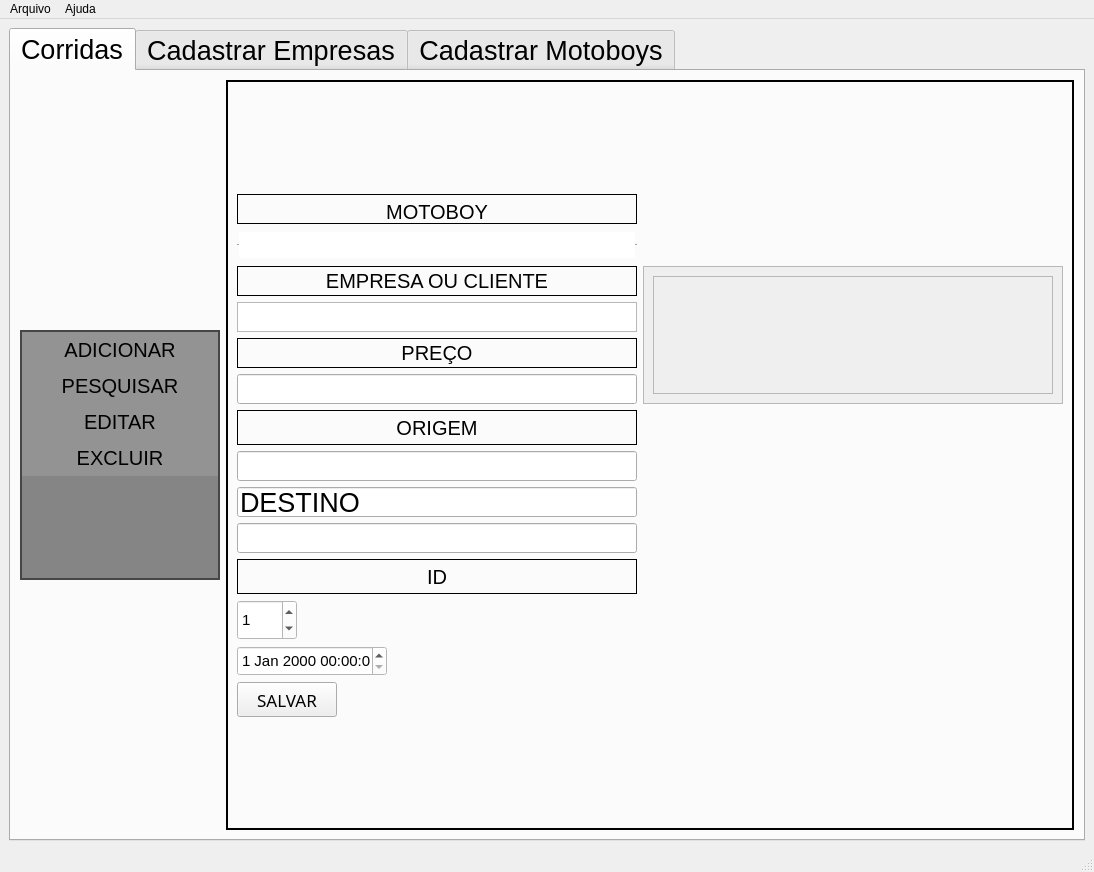
First picture: the form in telaPrincipal.ui, repository BrunoTiptc/SOS, before the edit.
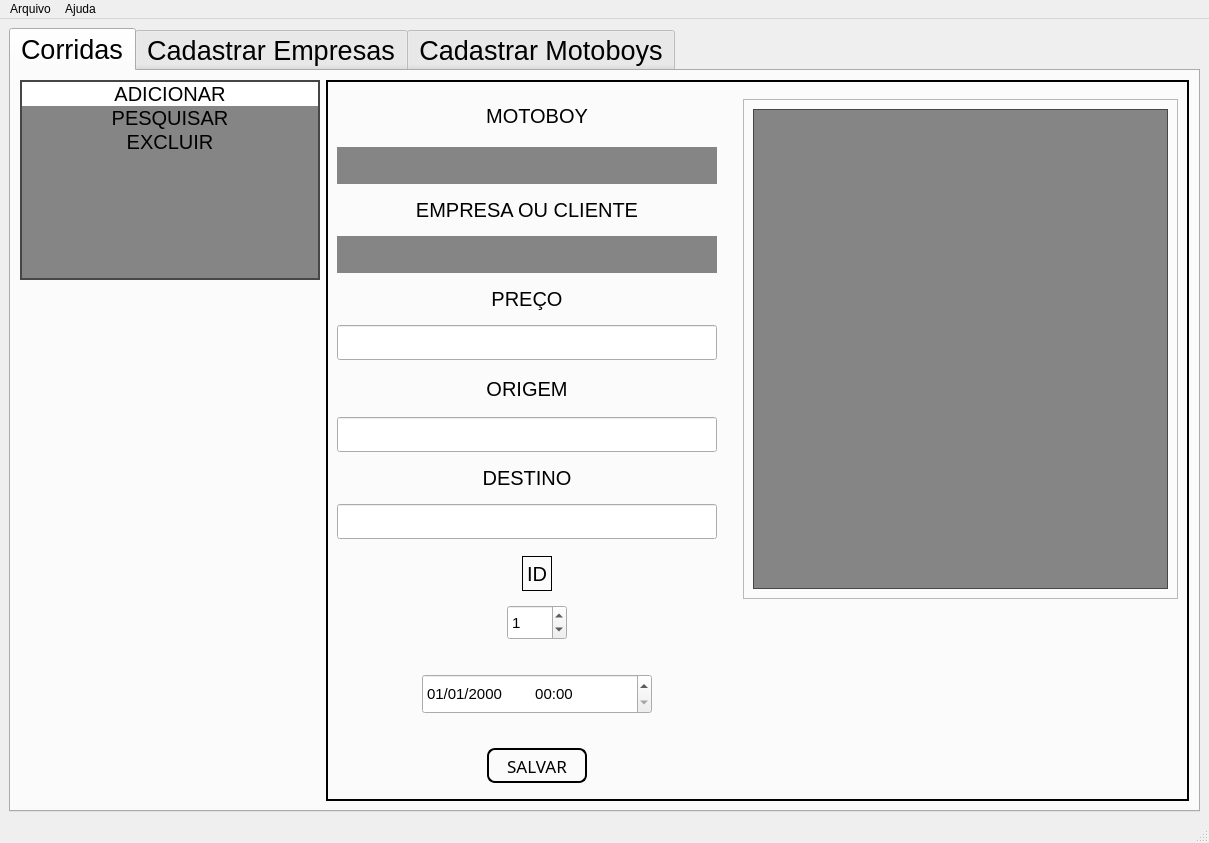
Second picture: the form after the edit. Icons and pictures are not drawn.

Commit message: Finaliza testes da versão para merge com a principal

What changed in the file:
```diff
--- a/telaPrincipal.ui
+++ b/telaPrincipal.ui
@@ -6,8 +6,8 @@
    <rect>
     <x>0</x>
     <y>0</y>
-    <width>1094</width>
-    <height>872</height>
+    <width>1209</width>
+    <height>843</height>
    </rect>
   </property>
   <property name="sizePolicy">
@@ -46,14 +46,14 @@
       </property>
       <property name="minimumSize">
        <size>
-        <width>700</width>
+        <width>800</width>
         <height>700</height>
        </size>
       </property>
       <property name="maximumSize">
        <size>
-        <width>16777215</width>
-        <height>16777215</height>
+        <width>1200</width>
+        <height>1000</height>
        </size>
       </property>
       <property name="font">
@@ -62,7 +62,30 @@
        </font>
       </property>
       <property name="styleSheet">
-       <string notr="true"/>
+       <string notr="true">QListWidget {
+    background-color: rgba(0, 0, 0, 120); /* fundo mais escuro para os itens */
+
+}
+
+QListWidget::item {
+background-image: url(:/Imagens/branco de fundo.png);
+color: #000000;
+    border: 2px solid #000000;
+    border-radius: 8px;
+    padding: 8px 16px;
+}
+
+QListWidget::item:hover {
+    background-color: rgba(100, 100, 255, 100); /* azul suave ao passar o mouse */
+    color: red;
+}
+
+QListWidget::item:selected {
+    background-color: 
+	color: rgb#ff0612;
+
+}
+</string>
       </property>
       <property name="currentIndex">
        <number>0</number>
@@ -78,18 +101,18 @@
         <string>Corridas</string>
        </attribute>
        <layout class="QHBoxLayout" name="horizontalLayout">
-        <item>
+        <item alignment="Qt::AlignmentFlag::AlignTop">
          <widget class="QListWidget" name="listWidget">
           <property name="minimumSize">
            <size>
-            <width>0</width>
-            <height>0</height>
+            <width>300</width>
+            <height>200</height>
            </size>
           </property>
           <property name="maximumSize">
            <size>
-            <width>200</width>
-            <height>250</height>
+            <width>300</width>
+            <height>200</height>
            </size>
           </property>
           <property name="palette">
@@ -189,16 +212,14 @@
            </font>
           </property>
           <property name="styleSheet">
-           <string notr="true">QListWidget {
-    background-color: rgba(0, 0, 0, 120); /* fundo mais escuro para os itens */
-
-}
-
+           <string notr="true">
 QListWidget::item {
-    background-color: rgba(255, 255, 255, 30); /* branco claro */
-    padding: 6px;
-    border: none;
-    color: black;
+	background-image: url(:/Imagens/branco de fundo.png);
+
+color: #000000;
+    border: 2px solid #000000;
+    border-radius: 8px;
+    padding: 8px 16px;
 }
 
 QListWidget::item:hover {
@@ -207,9 +228,10 @@
 }
 
 QListWidget::item:selected {
-    background-color: #0078D7; /* azul forte ao selecionar */
-    color: white;
-    border: none;
+    background-color: 
+	color: rgb
+	color: rgb(85, 255, 255);
+
 }
 </string>
           </property>
@@ -238,6 +260,15 @@
            <property name="textAlignment">
             <set>AlignCenter</set>
            </property>
+           <property name="background">
+            <brush brushstyle="SolidPattern">
+             <color alpha="255">
+              <red>255</red>
+              <green>255</green>
+              <blue>255</blue>
+             </color>
+            </brush>
+           </property>
            <property name="foreground">
             <brush brushstyle="SolidPattern">
              <color alpha="255">
@@ -262,17 +293,6 @@
             <iconset theme="QIcon::ThemeIcon::EditFind"/>
            </property>
           </item>
-          <item>
-           <property name="text">
-            <string>EDITAR</string>
-           </property>
-           <property name="textAlignment">
-            <set>AlignCenter</set>
-           </property>
-           <property name="icon">
-            <iconset theme="QIcon::ThemeIcon::MailMessageNew"/>
-           </property>
-          </item>
           <item>
            <property name="text">
             <string>EXCLUIR</string>
@@ -334,89 +354,7 @@
               <property name="bottomMargin">
                <number>7</number>
               </property>
-              <item row="10" column="0">
-               <widget class="QLineEdit" name="lineEdit">
-                <property name="maximumSize">
-                 <size>
-                  <width>400</width>
-                  <height>30</height>
-                 </size>
-                </property>
-                <property name="text">
-                 <string>DESTINO</string>
-                </property>
-               </widget>
-              </item>
-              <item row="2" column="0">
-               <widget class="QLabel" name="label">
-                <property name="sizePolicy">
-                 <sizepolicy hsizetype="Expanding" vsizetype="Expanding">
-                  <horstretch>0</horstretch>
-                  <verstretch>0</verstretch>
-                 </sizepolicy>
-                </property>
-                <property name="minimumSize">
-                 <size>
-                  <width>400</width>
-                  <height>0</height>
-                 </size>
-                </property>
-                <property name="maximumSize">
-                 <size>
-                  <width>400</width>
-                  <height>30</height>
-                 </size>
-                </property>
-                <property name="font">
-                 <font>
-                  <pointsize>15</pointsize>
-                 </font>
-                </property>
-                <property name="styleSheet">
-                 <string notr="true">background-color: qlineargradient(spread:pad, x1:0, y1:1, x2:0, y2:1, stop:0 rgba(18, 179, 172, 0), stop:1 rgba(255, 255, 255, 255));</string>
-                </property>
-                <property name="frameShape">
-                 <enum>QFrame::Shape::Box</enum>
-                </property>
-                <property name="text">
-                 <string>MOTOBOY</string>
-                </property>
-                <property name="textFormat">
-                 <enum>Qt::TextFormat::AutoText</enum>
-                </property>
-                <property name="alignment">
-                 <set>Qt::AlignmentFlag::AlignHCenter|Qt::AlignmentFlag::AlignTop</set>
-                </property>
-                <property name="textInteractionFlags">
-                 <set>Qt::TextInteractionFlag::LinksAccessibleByMouse</set>
-                </property>
-               </widget>
-              </item>
               <item row="5" column="0">
-               <widget class="QListWidget" name="listEmpresas">
-                <property name="minimumSize">
-                 <size>
-                  <width>400</width>
-                  <height>30</height>
-                 </size>
-                </property>
-                <property name="maximumSize">
-                 <size>
-                  <width>400</width>
-                  <height>30</height>
-                 </size>
-                </property>
-                <property name="font">
-                 <font>
-                  <pointsize>12</pointsize>
-                 </font>
-                </property>
-                <property name="styleSheet">
-                 <string notr="true">background-image: url(:/Imagens/branco de fundo.png);</string>
-                </property>
-               </widget>
-              </item>
-              <item row="6" column="0">
                <widget class="QLabel" name="label_4">
                 <property name="sizePolicy">
                  <sizepolicy hsizetype="Expanding" vsizetype="Expanding">
@@ -426,13 +364,13 @@
                 </property>
                 <property name="minimumSize">
                  <size>
-                  <width>400</width>
+                  <width>380</width>
                   <height>30</height>
                  </size>
                 </property>
                 <property name="maximumSize">
                  <size>
-                  <width>400</width>
+                  <width>380</width>
                   <height>30</height>
                  </size>
                 </property>
@@ -442,7 +380,7 @@
                  </font>
                 </property>
                 <property name="frameShape">
-                 <enum>QFrame::Shape::Box</enum>
+                 <enum>QFrame::Shape::NoFrame</enum>
                 </property>
                 <property name="text">
                  <string>PREÇO</string>
@@ -452,20 +390,61 @@
                 </property>
                </widget>
               </item>
-              <item row="0" column="0">
-               <spacer name="verticalSpacer">
-                <property name="orientation">
-                 <enum>Qt::Orientation::Vertical</enum>
+              <item row="4" column="0">
+               <widget class="QListWidget" name="listEmpresas">
+                <property name="minimumSize">
+                 <size>
+                  <width>380</width>
+                  <height>37</height>
+                 </size>
                 </property>
-                <property name="sizeHint" stdset="0">
+                <property name="maximumSize">
                  <size>
-                  <width>20</width>
-                  <height>40</height>
+                  <width>380</width>
+                  <height>37</height>
                  </size>
                 </property>
-               </spacer>
+                <property name="font">
+                 <font>
+                  <pointsize>11</pointsize>
+                 </font>
+                </property>
+                <property name="styleSheet">
+                 <string notr="true">background-image: url(:/Imagens/branco de fundo.png);</string>
+                </property>
+                <property name="frameShape">
+                 <enum>QFrame::Shape::NoFrame</enum>
+                </property>
+               </widget>
               </item>
-              <item row="8" column="0">
+              <item row="9" column="0">
+               <widget class="QLabel" name="label_15">
+                <property name="minimumSize">
+                 <size>
+                  <width>380</width>
+                  <height>30</height>
+                 </size>
+                </property>
+                <property name="maximumSize">
+                 <size>
+                  <width>380</width>
+                  <height>30</height>
+                 </size>
+                </property>
+                <property name="font">
+                 <font>
+                  <pointsize>15</pointsize>
+                 </font>
+                </property>
+                <property name="text">
+                 <string>DESTINO</string>
+                </property>
+                <property name="alignment">
+                 <set>Qt::AlignmentFlag::AlignCenter</set>
+                </property>
+               </widget>
+              </item>
+              <item row="7" column="0">
                <widget class="QLabel" name="label_5">
                 <property name="sizePolicy">
                  <sizepolicy hsizetype="Expanding" vsizetype="Expanding">
@@ -475,13 +454,13 @@
                 </property>
                 <property name="minimumSize">
                  <size>
-                  <width>400</width>
+                  <width>380</width>
                   <height>30</height>
                  </size>
                 </property>
                 <property name="maximumSize">
                  <size>
-                  <width>400</width>
+                  <width>380</width>
                   <height>35</height>
                  </size>
                 </property>
@@ -497,7 +476,7 @@
                  <bool>false</bool>
                 </property>
                 <property name="frameShape">
-                 <enum>QFrame::Shape::Box</enum>
+                 <enum>QFrame::Shape::NoFrame</enum>
                 </property>
                 <property name="text">
                  <string>ORIGEM</string>
@@ -507,8 +486,8 @@
                 </property>
                </widget>
               </item>
-              <item row="15" column="0">
-               <widget class="QDateTimeEdit" name="datahora">
+              <item row="8" column="0">
+               <widget class="QLineEdit" name="origem">
                 <property name="sizePolicy">
                  <sizepolicy hsizetype="Expanding" vsizetype="Expanding">
                   <horstretch>0</horstretch>
@@ -517,45 +496,14 @@
                 </property>
                 <property name="minimumSize">
                  <size>
-                  <width>150</width>
-                  <height>30</height>
+                  <width>380</width>
+                  <height>35</height>
                  </size>
                 </property>
                 <property name="maximumSize">
                  <size>
-                  <width>150</width>
-                  <height>30</height>
-                 </size>
-                </property>
-                <property name="font">
-                 <font>
-                  <pointsize>11</pointsize>
-                  <bold>false</bold>
-                 </font>
-                </property>
-                <property name="styleSheet">
-                 <string notr="true">background-color: rgb(255, 255, 255);</string>
-                </property>
-               </widget>
-              </item>
-              <item row="7" column="0">
-               <widget class="QLineEdit" name="preco">
-                <property name="sizePolicy">
-                 <sizepolicy hsizetype="Expanding" vsizetype="Expanding">
-                  <horstretch>0</horstretch>
-                  <verstretch>0</verstretch>
-                 </sizepolicy>
-                </property>
-                <property name="minimumSize">
-                 <size>
-                  <width>400</width>
-                  <height>30</height>
-                 </size>
-                </property>
-                <property name="maximumSize">
-                 <size>
-                  <width>400</width>
-                  <height>30</height>
+                  <width>380</width>
+                  <height>35</height>
                  </size>
                 </property>
                 <property name="font">
@@ -569,7 +517,46 @@
                 </property>
                </widget>
               </item>
-              <item row="14" column="0">
+              <item row="3" column="0">
+               <widget class="QLabel" name="label_3">
+                <property name="sizePolicy">
+                 <sizepolicy hsizetype="Expanding" vsizetype="Expanding">
+                  <horstretch>0</horstretch>
+                  <verstretch>0</verstretch>
+                 </sizepolicy>
+                </property>
+                <property name="minimumSize">
+                 <size>
+                  <width>380</width>
+                  <height>30</height>
+                 </size>
+                </property>
+                <property name="maximumSize">
+                 <size>
+                  <width>380</width>
+                  <height>30</height>
+                 </size>
+                </property>
+                <property name="font">
+                 <font>
+                  <pointsize>15</pointsize>
+                 </font>
+                </property>
+                <property name="styleSheet">
+                 <string notr="true"/>
+                </property>
+                <property name="frameShape">
+                 <enum>QFrame::Shape::NoFrame</enum>
+                </property>
+                <property name="text">
+                 <string>EMPRESA OU CLIENTE</string>
+                </property>
+                <property name="alignment">
+                 <set>Qt::AlignmentFlag::AlignCenter</set>
+                </property>
+               </widget>
+              </item>
+              <item row="12" column="0" alignment="Qt::AlignmentFlag::AlignHCenter">
                <widget class="QSpinBox" name="id">
                 <property name="sizePolicy">
                  <sizepolicy hsizetype="Expanding" vsizetype="Expanding">
@@ -580,13 +567,13 @@
                 <property name="minimumSize">
                  <size>
                   <width>60</width>
-                  <height>30</height>
+                  <height>35</height>
                  </size>
                 </property>
                 <property name="maximumSize">
                  <size>
                   <width>60</width>
-                  <height>40</height>
+                  <height>35</height>
                  </size>
                 </property>
                 <property name="baseSize">
@@ -608,7 +595,7 @@
                  <bool>false</bool>
                 </property>
                 <property name="styleSheet">
-                 <string notr="true">background-color: rgb(255, 255, 255);</string>
+                 <string notr="true"/>
                 </property>
                 <property name="wrapping">
                  <bool>false</bool>
@@ -627,8 +614,8 @@
                 </property>
                </widget>
               </item>
-              <item row="4" column="0">
-               <widget class="QLabel" name="label_3">
+              <item row="11" column="0" alignment="Qt::AlignmentFlag::AlignHCenter">
+               <widget class="QLabel" name="label_6">
                 <property name="sizePolicy">
                  <sizepolicy hsizetype="Expanding" vsizetype="Expanding">
                   <horstretch>0</horstretch>
@@ -637,14 +624,14 @@
                 </property>
                 <property name="minimumSize">
                  <size>
-                  <width>400</width>
-                  <height>30</height>
+                  <width>30</width>
+                  <height>35</height>
                  </size>
                 </property>
                 <property name="maximumSize">
                  <size>
-                  <width>400</width>
-                  <height>30</height>
+                  <width>20</width>
+                  <height>35</height>
                  </size>
                 </property>
                 <property name="font">
@@ -656,45 +643,14 @@
                  <enum>QFrame::Shape::Box</enum>
                 </property>
                 <property name="text">
-                 <string>EMPRESA OU CLIENTE</string>
+                 <string>ID</string>
                 </property>
                 <property name="alignment">
                  <set>Qt::AlignmentFlag::AlignCenter</set>
                 </property>
                </widget>
               </item>
-              <item row="9" column="0">
-               <widget class="QLineEdit" name="origem">
-                <property name="sizePolicy">
-                 <sizepolicy hsizetype="Expanding" vsizetype="Expanding">
-                  <horstretch>0</horstretch>
-                  <verstretch>0</verstretch>
-                 </sizepolicy>
-                </property>
-                <property name="minimumSize">
-                 <size>
-                  <width>400</width>
-                  <height>30</height>
-                 </size>
-                </property>
-                <property name="maximumSize">
-                 <size>
-                  <width>400</width>
-                  <height>30</height>
-                 </size>
-                </property>
-                <property name="font">
-                 <font>
-                  <pointsize>11</pointsize>
-                 </font>
-                </property>
-                <property name="styleSheet">
-                 <string notr="true">
-background-image: url(:/Imagens/branco de fundo.png);</string>
-                </property>
-               </widget>
-              </item>
-              <item row="16" column="0">
+              <item row="14" column="0" alignment="Qt::AlignmentFlag::AlignHCenter">
                <widget class="QPushButton" name="salvar1">
                 <property name="sizePolicy">
                  <sizepolicy hsizetype="Expanding" vsizetype="Expanding">
@@ -725,7 +681,11 @@
                  <enum>Qt::LayoutDirection::LeftToRight</enum>
                 </property>
                 <property name="styleSheet">
-                 <string notr="true">background-image: url(:/Imagens/branco de fundo.png);</string>
+                 <string notr="true">background-image: url(:/Imagens/branco de fundo.png);
+color: #000000;
+    border: 2px solid #000000;
+    border-radius: 8px;
+    padding: 8px 16px;</string>
                 </property>
                 <property name="text">
                  <string>SALVAR</string>
@@ -738,7 +698,38 @@
                 </property>
                </widget>
               </item>
-              <item row="3" column="0">
+              <item row="6" column="0">
+               <widget class="QLineEdit" name="preco">
+                <property name="sizePolicy">
+                 <sizepolicy hsizetype="Expanding" vsizetype="Expanding">
+                  <horstretch>0</horstretch>
+                  <verstretch>0</verstretch>
+                 </sizepolicy>
+                </property>
+                <property name="minimumSize">
+                 <size>
+                  <width>380</width>
+                  <height>35</height>
+                 </size>
+                </property>
+                <property name="maximumSize">
+                 <size>
+                  <width>380</width>
+                  <height>35</height>
+                 </size>
+                </property>
+                <property name="font">
+                 <font>
+                  <pointsize>11</pointsize>
+                 </font>
+                </property>
+                <property name="styleSheet">
+                 <string notr="true">
+background-image: url(:/Imagens/branco de fundo.png);</string>
+                </property>
+               </widget>
+              </item>
+              <item row="2" column="0">
                <widget class="QListWidget" name="listMotoboys">
                 <property name="sizePolicy">
                  <sizepolicy hsizetype="Expanding" vsizetype="Expanding">
@@ -748,54 +739,50 @@
                 </property>
                 <property name="minimumSize">
                  <size>
-                  <width>400</width>
-                  <height>30</height>
+                  <width>380</width>
+                  <height>37</height>
                  </size>
                 </property>
                 <property name="maximumSize">
                  <size>
-                  <width>400</width>
-                  <height>30</height>
+                  <width>380</width>
+                  <height>37</height>
                  </size>
                 </property>
                 <property name="font">
                  <font>
-                  <pointsize>12</pointsize>
+                  <pointsize>13</pointsize>
                  </font>
                 </property>
                 <property name="styleSheet">
                  <string notr="true">background-image: url(:/Imagens/branco de fundo.png);</string>
                 </property>
                 <property name="frameShape">
-                 <enum>QFrame::Shape::HLine</enum>
+                 <enum>QFrame::Shape::NoFrame</enum>
                 </property>
                </widget>
               </item>
-              <item row="11" column="0">
+              <item row="10" column="0">
                <widget class="QLineEdit" name="destino">
+                <property name="minimumSize">
+                 <size>
+                  <width>380</width>
+                  <height>35</height>
+                 </size>
+                </property>
                 <property name="maximumSize">
                  <size>
-                  <width>400</width>
-                  <height>30</height>
+                  <width>380</width>
+                  <height>35</height>
                  </size>
                 </property>
+                <property name="styleSheet">
+                 <string notr="true">background-image: url(:/Imagens/branco de fundo.png);</string>
+                </property>
                </widget>
               </item>
-              <item row="17" column="0">
-               <spacer name="verticalSpacer_2">
-                <property name="orientation">
-                 <enum>Qt::Orientation::Vertical</enum>
-                </property>
-                <property name="sizeHint" stdset="0">
-                 <size>
-                  <width>20</width>
-                  <height>40</height>
-                 </size>
-                </property>
-               </spacer>
-              </item>
-              <item row="13" column="0">
-               <widget class="QLabel" name="label_6">
+              <item row="1" column="0">
+               <widget class="QLabel" name="label">
                 <property name="sizePolicy">
                  <sizepolicy hsizetype="Expanding" vsizetype="Expanding">
                   <horstretch>0</horstretch>
@@ -805,13 +792,13 @@
                 <property name="minimumSize">
                  <size>
                   <width>400</width>
-                  <height>35</height>
+                  <height>0</height>
                  </size>
                 </property>
                 <property name="maximumSize">
                  <size>
                   <width>400</width>
-                  <height>35</height>
+                  <height>30</height>
                  </size>
                 </property>
                 <property name="font">
@@ -819,47 +806,86 @@
                   <pointsize>15</pointsize>
                  </font>
                 </property>
+                <property name="styleSheet">
+                 <string notr="true"/>
+                </property>
                 <property name="frameShape">
-                 <enum>QFrame::Shape::Box</enum>
+                 <enum>QFrame::Shape::NoFrame</enum>
                 </property>
                 <property name="text">
-                 <string>ID</string>
+                 <string>MOTOBOY</string>
+                </property>
+                <property name="textFormat">
+                 <enum>Qt::TextFormat::AutoText</enum>
                 </property>
                 <property name="alignment">
-                 <set>Qt::AlignmentFlag::AlignCenter</set>
+                 <set>Qt::AlignmentFlag::AlignHCenter|Qt::AlignmentFlag::AlignTop</set>
                 </property>
                </widget>
               </item>
-              <item row="4" column="1" rowspan="4">
-               <widget class="QScrollArea" name="scrollArea">
-                <property name="widgetResizable">
-                 <bool>true</bool>
+              <item row="13" column="0" alignment="Qt::AlignmentFlag::AlignHCenter|Qt::AlignmentFlag::AlignVCenter">
+               <widget class="QDateTimeEdit" name="datahora">
+                <property name="sizePolicy">
+                 <sizepolicy hsizetype="Expanding" vsizetype="Expanding">
+                  <horstretch>0</horstretch>
+                  <verstretch>0</verstretch>
+                 </sizepolicy>
                 </property>
-                <widget class="QWidget" name="layoutcorridas">
-                 <property name="geometry">
-                  <rect>
-                   <x>0</x>
-                   <y>0</y>
-                   <width>414</width>
-                   <height>136</height>
-                  </rect>
-                 </property>
-                 <layout class="QVBoxLayout" name="verticalLayout_2">
-                  <item>
-                   <layout class="QVBoxLayout" name="verticalLayout"/>
-                  </item>
-                  <item>
-                   <widget class="QFrame" name="frame">
-                    <property name="frameShape">
-                     <enum>QFrame::Shape::StyledPanel</enum>
-                    </property>
-                    <property name="frameShadow">
-                     <enum>QFrame::Shadow::Raised</enum>
-                    </property>
-                   </widget>
-                  </item>
-                 </layout>
-                </widget>
+                <property name="minimumSize">
+                 <size>
+                  <width>230</width>
+                  <height>40</height>
+                 </size>
+                </property>
+                <property name="maximumSize">
+                 <size>
+                  <width>150</width>
+                  <height>30</height>
+                 </size>
+                </property>
+                <property name="font">
+                 <font>
+                  <pointsize>11</pointsize>
+                  <bold>false</bold>
+                 </font>
+                </property>
+                <property name="styleSheet">
+                 <string notr="true"/>
+                </property>
+                <property name="displayFormat">
+                 <string>dd/MM/yyyy        HH:mm</string>
+                </property>
+               </widget>
+              </item>
+              <item row="1" column="1" rowspan="11">
+               <widget class="QFrame" name="layoutcorridas">
+                <property name="minimumSize">
+                 <size>
+                  <width>300</width>
+                  <height>500</height>
+                 </size>
+                </property>
+                <property name="maximumSize">
+                 <size>
+                  <width>800</width>
+                  <height>600</height>
+                 </size>
+                </property>
+                <property name="frameShape">
+                 <enum>QFrame::Shape::StyledPanel</enum>
+                </property>
+                <property name="frameShadow">
+                 <enum>QFrame::Shadow::Raised</enum>
+                </property>
+                <layout class="QVBoxLayout" name="verticalLayout_2">
+                 <item>
+                  <layout class="QVBoxLayout" name="verticalLayout">
+                   <item>
+                    <widget class="QListWidget" name="listaCorridas"/>
+                   </item>
+                  </layout>
+                 </item>
+                </layout>
                </widget>
               </item>
              </layout>
@@ -1525,7 +1551,7 @@
     <rect>
      <x>0</x>
      <y>0</y>
-     <width>1094</width>
+     <width>1209</width>
      <height>22</height>
     </rect>
    </property>
```
Left out of the diff: 336 changed lines with no effect on the pictures. The commit also changes 6 other files.
